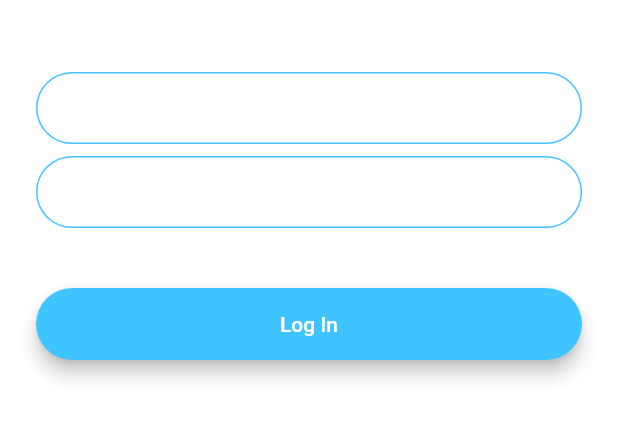
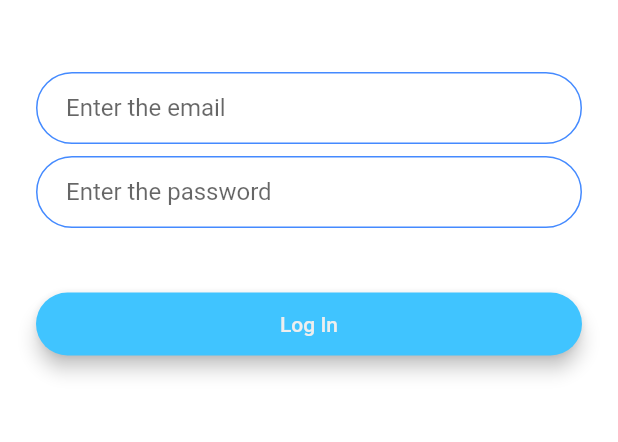
Before and after one commit to ShijuPJohn/flash_chat2, a Flutter app: the screen it shows after launch, after a tap on "Log In", on a phone screen of 412 x 824 dp, the part 576-1018 px from its top. Run offline on Flutter 3.47's test engine with Material 2 defaults, Android fonts, the phone set to English and light mode, and no system bars.

```diff
--- a/lib/constants.dart
+++ b/lib/constants.dart
@@ -17,3 +17,19 @@ const kMessageContainerDecoration = BoxDecoration(
     top: BorderSide(color: Colors.lightBlueAccent, width: 2.0),
   ),
 );
+
+const kIdTextTextFieldDecoration = InputDecoration(
+  hintText: 'Enter value',
+  contentPadding: EdgeInsets.symmetric(vertical: 10.0, horizontal: 20.0),
+  border: OutlineInputBorder(
+    borderRadius: BorderRadius.all(Radius.circular(32.0)),
+  ),
+  enabledBorder: OutlineInputBorder(
+    borderSide: BorderSide(color: Colors.blueAccent, width: 1.0),
+    borderRadius: BorderRadius.all(Radius.circular(32.0)),
+  ),
+  focusedBorder: OutlineInputBorder(
+    borderSide: BorderSide(color: Colors.blueAccent, width: 2.0),
+    borderRadius: BorderRadius.all(Radius.circular(32.0)),
+  ),
+);
--- a/lib/main.dart
+++ b/lib/main.dart
@@ -11,11 +11,6 @@ class FlashChat extends StatelessWidget {
   @override
   Widget build(BuildContext context) {
     return MaterialApp(
-      theme: ThemeData.dark().copyWith(
-        textTheme: TextTheme(
-          bodyText2: TextStyle(color: Colors.black54),
-        ),
-      ),
       initialRoute: WelcomeScreen.id,
       routes: {
         WelcomeScreen.id: (context) => WelcomeScreen(),
--- a/lib/screens/login_screen.dart
+++ b/lib/screens/login_screen.dart
@@ -1,7 +1,11 @@
+import 'package:flash_chat2/widgets/rounded_button.dart';
 import 'package:flutter/material.dart';
+
+import '../constants.dart';
 
 class LoginScreen extends StatefulWidget {
   static const id = 'login_screen';
+
   @override
   _LoginScreenState createState() => _LoginScreenState();
 }
@@ -31,24 +35,8 @@ class _LoginScreenState extends State<LoginScreen> {
               onChanged: (value) {
                 //Do something with the user input.
               },
-              decoration: InputDecoration(
-                hintText: 'Enter your email',
-                contentPadding:
-                EdgeInsets.symmetric(vertical: 10.0, horizontal: 20.0),
-                border: OutlineInputBorder(
-                  borderRadius: BorderRadius.all(Radius.circular(32.0)),
-                ),
-                enabledBorder: OutlineInputBorder(
-                  borderSide:
-                  BorderSide(color: Colors.lightBlueAccent, width: 1.0),
-                  borderRadius: BorderRadius.all(Radius.circular(32.0)),
-                ),
-                focusedBorder: OutlineInputBorder(
-                  borderSide:
-                  BorderSide(color: Colors.lightBlueAccent, width: 2.0),
-                  borderRadius: BorderRadius.all(Radius.circular(32.0)),
-                ),
-              ),
+              decoration: kIdTextTextFieldDecoration.copyWith(
+                  hintText: 'Enter the email'),
             ),
             SizedBox(
               height: 8.0,
@@ -57,46 +45,16 @@ class _LoginScreenState extends State<LoginScreen> {
               onChanged: (value) {
                 //Do something with the user input.
               },
-              decoration: InputDecoration(
-                hintText: 'Enter your password.',
-                contentPadding:
-                EdgeInsets.symmetric(vertical: 10.0, horizontal: 20.0),
-                border: OutlineInputBorder(
-                  borderRadius: BorderRadius.all(Radius.circular(32.0)),
-                ),
-                enabledBorder: OutlineInputBorder(
-                  borderSide:
-                  BorderSide(color: Colors.lightBlueAccent, width: 1.0),
-                  borderRadius: BorderRadius.all(Radius.circular(32.0)),
-                ),
-                focusedBorder: OutlineInputBorder(
-                  borderSide:
-                  BorderSide(color: Colors.lightBlueAccent, width: 2.0),
-                  borderRadius: BorderRadius.all(Radius.circular(32.0)),
-                ),
-              ),
+              decoration: kIdTextTextFieldDecoration.copyWith(
+                  hintText: 'Enter the password'),
             ),
             SizedBox(
               height: 24.0,
             ),
-            Padding(
-              padding: EdgeInsets.symmetric(vertical: 16.0),
-              child: Material(
-                color: Colors.lightBlueAccent,
-                borderRadius: BorderRadius.all(Radius.circular(30.0)),
-                elevation: 5.0,
-                child: MaterialButton(
-                  onPressed: () {
-                    //Implement login functionality.
-                  },
-                  minWidth: 200.0,
-                  height: 42.0,
-                  child: Text(
-                    'Log In',
-                  ),
-                ),
-              ),
-            ),
+            RoundedButton(
+                labelText: 'Log In',
+                onPressedFunction: () {},
+                backgroundColor: Colors.lightBlueAccent)
           ],
         ),
       ),
--- a/lib/widgets/rounded_button.dart
+++ b/lib/widgets/rounded_button.dart
@@ -23,7 +23,9 @@ class RoundedButton extends StatelessWidget {
           borderRadius: BorderRadius.circular(40.0),
         ),
         onPressed: onPressedFunction,
-        child: Text(labelText),
+        child: Text(labelText, style: TextStyle(
+          color: Colors.grey.shade200
+        ),),
       ),
     );
   }
```
Also changed, not shown: lib/screens/registration_screen.dart (+5 -32 lines), 3 other files.
